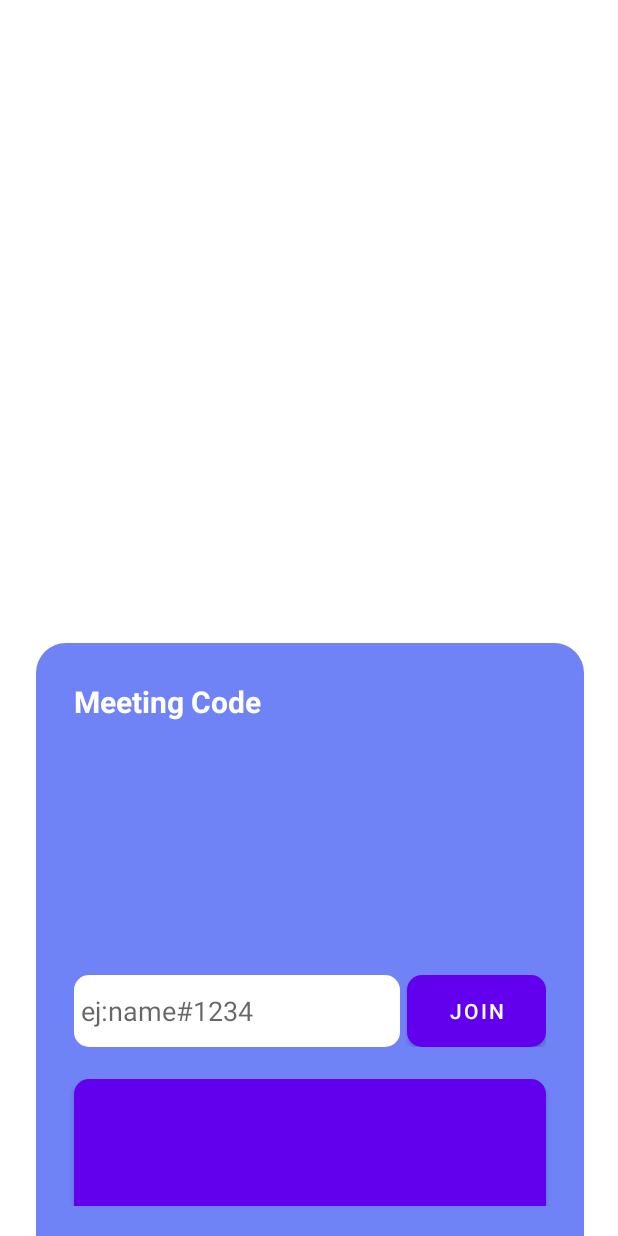
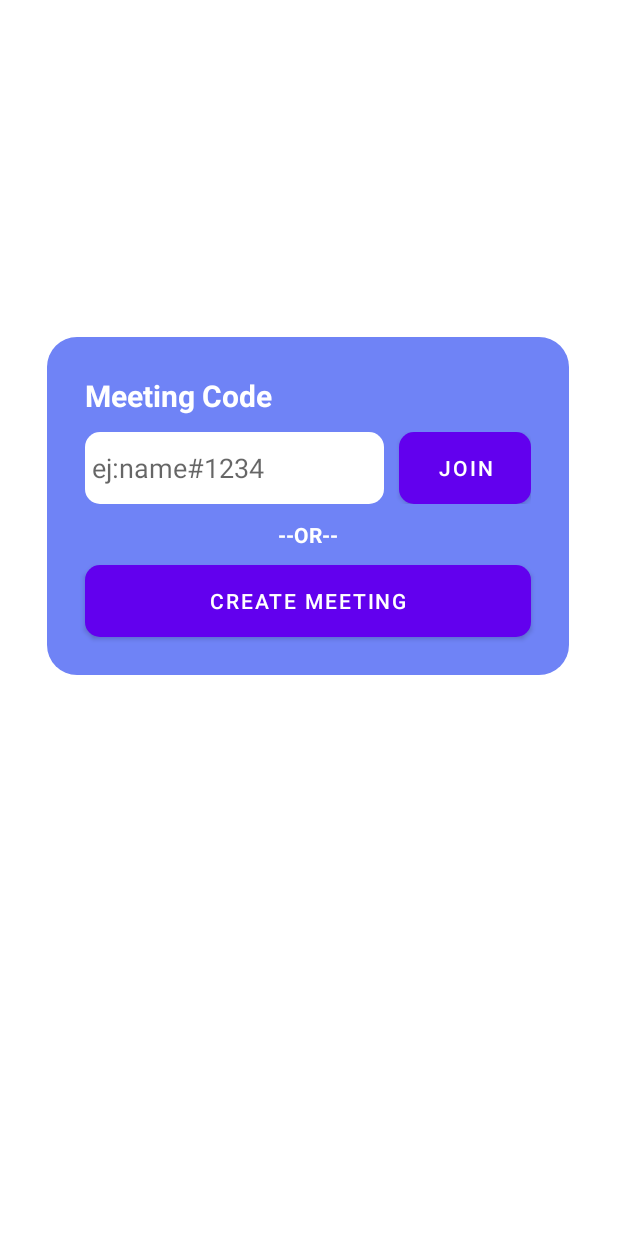
Before and after one commit to tipeXwins/tipexlunch, an Android app: the layout fragment_join.xml on its own in the app's theme, with its tools: preview values and no code run, on a phone screen of 412 x 824 dp. Run offline under Robolectric (Android 15) with nearby library versions, the phone set to English and light mode, and no system bars.

Commit message:
Version con la pantalla de unirse a meeting casi acabado, pero en plan dursisimo, solo falta hacerlo grande

```diff
--- a/app/src/main/java/com/example/intouch/MainActivity.kt
+++ b/app/src/main/java/com/example/intouch/MainActivity.kt
@@ -11,13 +11,12 @@ class MainActivity : AppCompatActivity() {
 
     override fun onCreate(savedInstanceState: Bundle?) {
         super.onCreate(savedInstanceState)
-        setContentView(R.layout.activity_main)
-        setSupportActionBar(findViewById(R.id.toolbar))
+        setContentView(R.layout.fragment_join)
 
-        findViewById<FloatingActionButton>(R.id.fab).setOnClickListener { view ->
+  /*      findViewById<FloatingActionButton>(R.id.fab).setOnClickListener { view ->
             Snackbar.make(view, "Replace with your own action", Snackbar.LENGTH_LONG)
                 .setAction("Action", null).show()
-        }
+        }*/
     }
 
     override fun onCreateOptionsMenu(menu: Menu): Boolean {
--- a/app/src/main/res/layout/join_fragment.xml
+++ b/app/src/main/res/layout/fragment_join.xml
@@ -13,25 +13,26 @@
         <LinearLayout
             android:id="@+id/linearLayout"
 
-            android:layout_width="365dp"
-            android:layout_height="395dp"
+            android:layout_width="348dp"
+            android:layout_height="wrap_content"
             android:layout_marginStart="24dp"
             android:layout_marginEnd="24dp"
-            android:background="@drawable/semiroundedsquare"
+            android:background="@drawable/roundedsquare"
             android:orientation="vertical"
             android:padding="20dp"
             app:layout_constraintBottom_toBottomOf="parent"
             app:layout_constraintEnd_toEndOf="parent"
             app:layout_constraintHeight_min="200dp"
-            app:layout_constraintHorizontal_bias="0.492"
-            app:layout_constraintStart_toStartOf="parent">
+            app:layout_constraintHorizontal_bias="0.466"
+            app:layout_constraintStart_toStartOf="parent"
+            app:layout_constraintTop_toTopOf="parent"
+            app:layout_constraintVertical_bias="0.375">
 
             <TextView
                 android:id="@+id/textView3"
-                android:layout_width="wrap_content"
-                android:layout_height="match_parent"
+                android:layout_width="match_parent"
+                android:layout_height="wrap_content"
                 android:layout_margin="@dimen/def"
-                android:layout_weight="1"
                 android:text="@string/Meeting_Code"
                 android:textColor="#FFFFFF"
                 android:textSize="20sp"
@@ -57,15 +58,13 @@
                     android:inputType="textPersonName" />
 
                 <Space
-                    android:layout_width="wrap_content"
-                    android:layout_height="match_parent"
-                    android:layout_weight="1" />
+                    android:layout_width="10dp"
+                    android:layout_height="match_parent" />
 
                 <Button
                     android:id="@+id/button2"
                     android:layout_width="wrap_content"
                     android:layout_height="match_parent"
-                    android:layout_weight="1"
                     android:background="@drawable/roundedsquare_child"
                     android:text="@string/join" />
 
@@ -77,7 +76,6 @@
                 android:layout_height="wrap_content"
                 android:layout_gravity="center"
                 android:layout_margin="@dimen/def"
-                android:layout_weight="2"
 
                 android:text="@string/OR"
                 android:textColor="@color/white"
@@ -86,16 +84,14 @@
             <Button
                 android:id="@+id/button3"
                 android:layout_width="match_parent"
-                android:layout_height="match_parent"
+                android:layout_height="wrap_content"
                 android:layout_margin="@dimen/def"
-                android:layout_weight="1"
                 android:background="@drawable/roundedsquare_child"
                 android:text="@string/Create_Meeting" />
 
             <Space
                 android:layout_width="wrap_content"
-                android:layout_height="match_parent"
-                android:layout_weight="1" />
+                android:layout_height="match_parent" />
 
         </LinearLayout>
     </androidx.constraintlayout.widget.ConstraintLayout>
```
